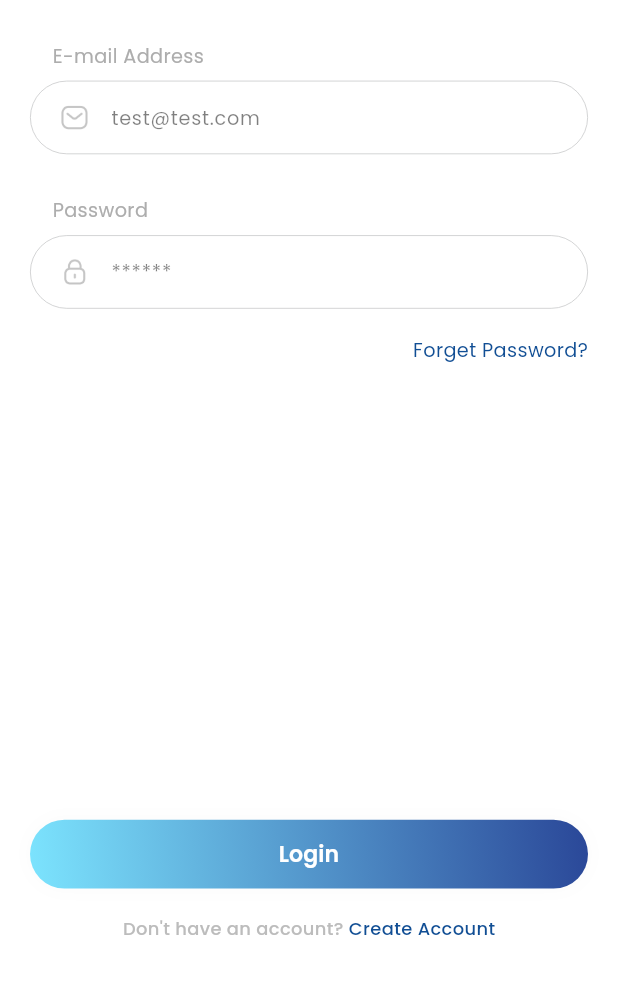
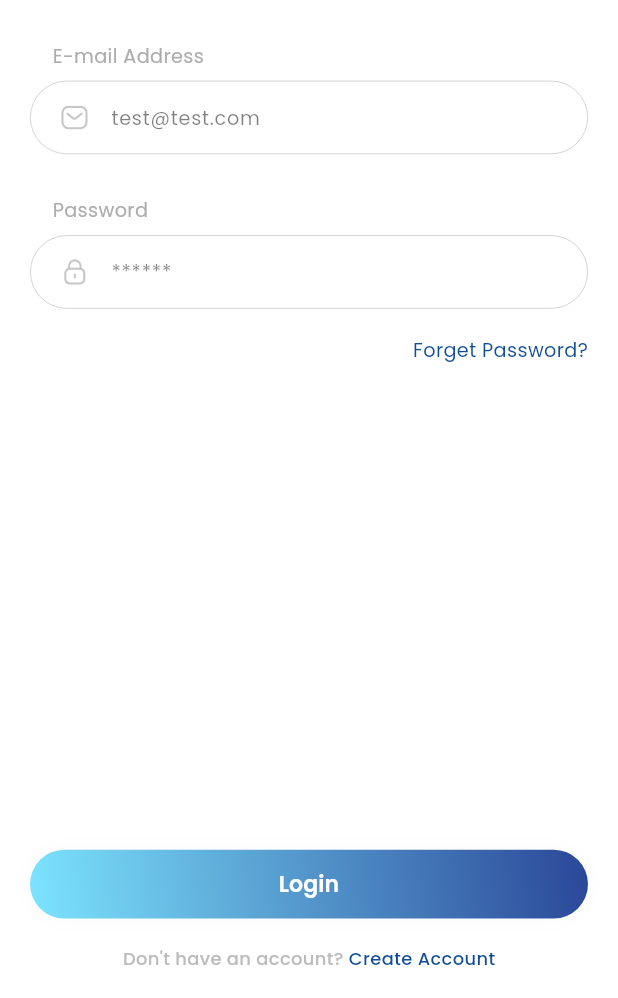
Before and after one commit to ITCoderz/rehaal, a Flutter app: the screen it shows after launch, after a tap on an icon or button, on a phone screen of 412 x 824 dp, the part 238-1236 px from its top. Run offline on Flutter 3.47's test engine with Material 3 defaults, Android fonts, the phone set to English and light mode, and no system bars; our stand-ins replace flutter_chat_bubble, flutter_screenutil, flutter_svg, get, google_fonts, gradient_borders and 4 more.

Commit message:
Code Updated

```diff
--- a/lib/view/auth/view/login_view.dart
+++ b/lib/view/auth/view/login_view.dart
@@ -22,7 +22,9 @@ class LoginView extends StatelessWidget {
     return SafeArea(
       child: Scaffold(
         backgroundColor: AppTheme.whiteColor,
-        body: Padding(
+        body: Stack(
+          children: [
+            SingleChildScrollView(
               padding: const EdgeInsets.symmetric(horizontal: 20.0),
               child: Column(
                 children: [
@@ -73,7 +75,7 @@ class LoginView extends StatelessWidget {
                             width: 20,
                             height: 20,
                           ),
-                        prefixConstraints: BoxConstraints(),
+                          prefixConstraints: const BoxConstraints(),
                         ),
                         verticalSpace(30),
                         CustomTextFormField(
@@ -98,10 +100,11 @@ class LoginView extends StatelessWidget {
                             height: 20,
                           ),
                           hintText: '******',
-                        prefixConstraints: BoxConstraints(),
+                          prefixConstraints: const BoxConstraints(),
                         ),
                       ],
-                  )),
+                    ),
+                  ),
                   verticalSpace(20),
                   Align(
                     alignment: Alignment.centerRight,
@@ -115,7 +118,18 @@ class LoginView extends StatelessWidget {
                       ),
                     ),
                   ),
-              Spacer(),
+                  verticalSpace(80), // Adjust spacing for content clarity
+                ],
+              ),
+            ),
+            Align(
+              alignment: Alignment.bottomCenter,
+              child: Padding(
+                padding: const EdgeInsets.symmetric(
+                    horizontal: 20.0, vertical: 20.0),
+                child: Column(
+                  mainAxisSize: MainAxisSize.min,
+                  children: [
                     CustomButtonWidget(
                       btnLabel: 'Login',
                       isGradientBg: true,
@@ -145,12 +159,14 @@ class LoginView extends StatelessWidget {
                             fontWeight: FontWeight.w500,
                             color: AppTheme.bluTextColor,
                           ),
-                  )
+                        ),
                       ],
                     ),
-              verticalSpace(40),
                   ],
                 ),
+              ),
+            ),
+          ],
         ),
       ),
     );
--- a/lib/view/home/view/home_view.dart
+++ b/lib/view/home/view/home_view.dart
@@ -26,6 +26,7 @@ class HomeView extends StatelessWidget {
       backgroundColor: AppTheme.whiteColor,
       body: Padding(
         padding: EdgeInsets.symmetric(horizontal: 20),
+        child: SingleChildScrollView(
           child: Column(
             crossAxisAlignment: CrossAxisAlignment.start,
             children: [
@@ -47,8 +48,8 @@ class HomeView extends StatelessWidget {
                       width: 54.w,
                       height: 54.h,
                       decoration: BoxDecoration(
-                        border:
-                            Border.all(color: AppTheme.primaryColor, width: 2),
+                          border: Border.all(
+                              color: AppTheme.primaryColor, width: 2),
                           shape: BoxShape.circle),
                       child: Center(
                         child: Icon(
@@ -194,6 +195,7 @@ class HomeView extends StatelessWidget {
             ],
           ),
         ),
+      ),
     );
   }
 }
--- a/lib/view/plans/controller/plans_controller.dart
+++ b/lib/view/plans/controller/plans_controller.dart
@@ -46,12 +46,10 @@ class PlansController extends GetxController
   Future<void> selectActivityDate() async {
     // Show a date picker
     DateTime? pickedDate = await showDatePicker(
-
       context: Get.context!,
       initialDate: DateTime.now(),
       firstDate: DateTime(1900),
       lastDate: DateTime(2101),
-
     );
 
     if (pickedDate != null) {
@@ -73,6 +71,8 @@ class PlansController extends GetxController
 
   void addMember(Member member) {
     homeController.members.add(member);
+    tecMemberName.clear();
+    tecMemberPhone.clear();
   }
 
   void addActivity(Activity activity) {
```
Also changed, not shown: pubspec.lock. Lines whose indentation alone changed are shown as unchanged.
